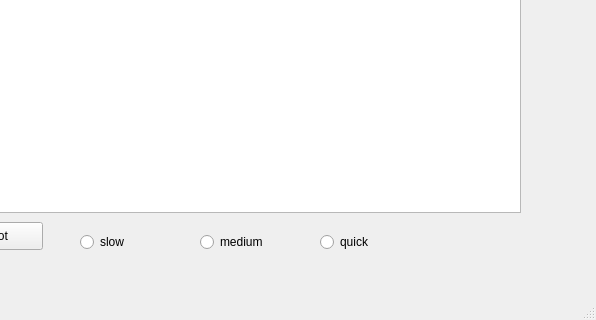
This is Qt(2)/5/mainwindow.ui in tara-sova/HOMEWORK as Qt 5 draws it before an edit; both pictures show x 380 to 976 and y 265 to 585 of the 976 by 585 pixel window. The edited form follows.
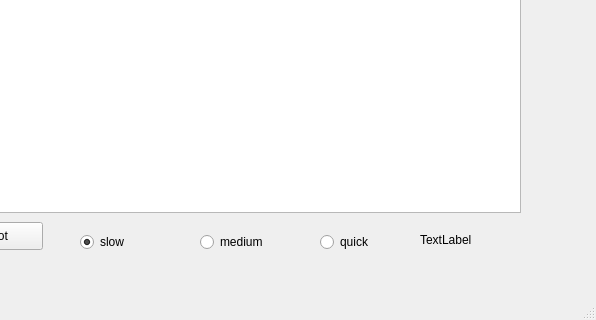
This is the edited form.

Diff of the .ui file:
```diff
--- a/Qt(2)/5/mainwindow.ui
+++ b/Qt(2)/5/mainwindow.ui
@@ -10,6 +10,21 @@
     <height>585</height>
    </rect>
   </property>
+  <property name="minimumSize">
+   <size>
+    <width>976</width>
+    <height>585</height>
+   </size>
+  </property>
+  <property name="maximumSize">
+   <size>
+    <width>976</width>
+    <height>585</height>
+   </size>
+  </property>
+  <property name="mouseTracking">
+   <bool>true</bool>
+  </property>
   <property name="windowTitle">
    <string>MainWindow</string>
   </property>
@@ -72,9 +87,15 @@
       <height>20</height>
      </rect>
     </property>
+    <property name="autoFillBackground">
+     <bool>false</bool>
+    </property>
     <property name="text">
      <string>slow</string>
     </property>
+    <property name="checked">
+     <bool>true</bool>
+    </property>
    </widget>
    <widget class="QRadioButton" name="radioButton_2">
     <property name="geometry">
@@ -102,6 +123,19 @@
      <string>quick</string>
     </property>
    </widget>
+   <widget class="QLabel" name="label">
+    <property name="geometry">
+     <rect>
+      <x>800</x>
+      <y>480</y>
+      <width>53</width>
+      <height>16</height>
+     </rect>
+    </property>
+    <property name="text">
+     <string>TextLabel</string>
+    </property>
+   </widget>
   </widget>
   <widget class="QMenuBar" name="menuBar">
    <property name="geometry">
```
